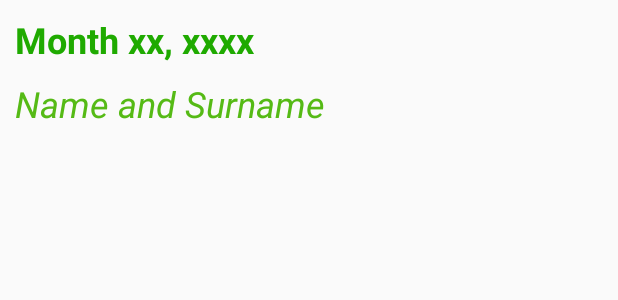
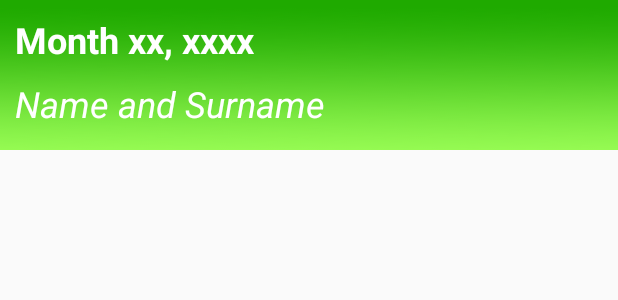
Before and after one commit to masterUNG/PlantsEconomic_31Dec, an Android app: the layout recycleview_message.xml on its own in the app's theme, with its tools: preview values and no code run, on a phone screen of 412 x 824 dp. Shown: the top 300 px of the screen. Run offline under Robolectric (Android 15) with nearby library versions, the light colour scheme and no system bars.

Commit message:
Start 19April

```diff
--- a/app/src/main/res/layout/recycleview_message.xml
+++ b/app/src/main/res/layout/recycleview_message.xml
@@ -4,16 +4,29 @@
     android:layout_height="wrap_content"
     android:orientation="vertical">
 
+
+
+    <RelativeLayout
+        android:layout_width="match_parent"
+        android:layout_height="wrap_content">
+
+        <ImageView
+            android:scaleType="fitXY"
+            android:src="@drawable/my_green"
+            android:layout_width="match_parent"
+            android:layout_height="100dp" />
+
         <LinearLayout
             android:orientation="vertical"
             android:layout_width="match_parent"
-        android:layout_height="wrap_content">
+            android:layout_height="100dp">
+
 
             <!--Date-->
             <TextView
                 android:id="@+id/txtDate"
                 android:layout_margin="10dp"
-            android:textColor="@color/colorPrimaryDark"
+                android:textColor="#ffffff"
                 android:textStyle="bold"
                 android:textSize="@dimen/h1"
                 android:text="Month xx, xxxx"
@@ -24,7 +37,7 @@
             <TextView
                 android:id="@+id/txtNameAnSur"
                 android:layout_marginLeft="10dp"
-            android:textColor="@color/colorPrimary"
+                android:textColor="#ffffff"
                 android:textStyle="italic"
                 android:textSize="@dimen/h1"
                 android:text="Name and Surname"
@@ -34,5 +47,8 @@
         </LinearLayout>
 
 
+    </RelativeLayout>
+
+
 
 </LinearLayout>
```
Also changed, not shown: app/src/main/res/drawable/my_green.png (added). Lines whose indentation alone changed are shown as unchanged.
